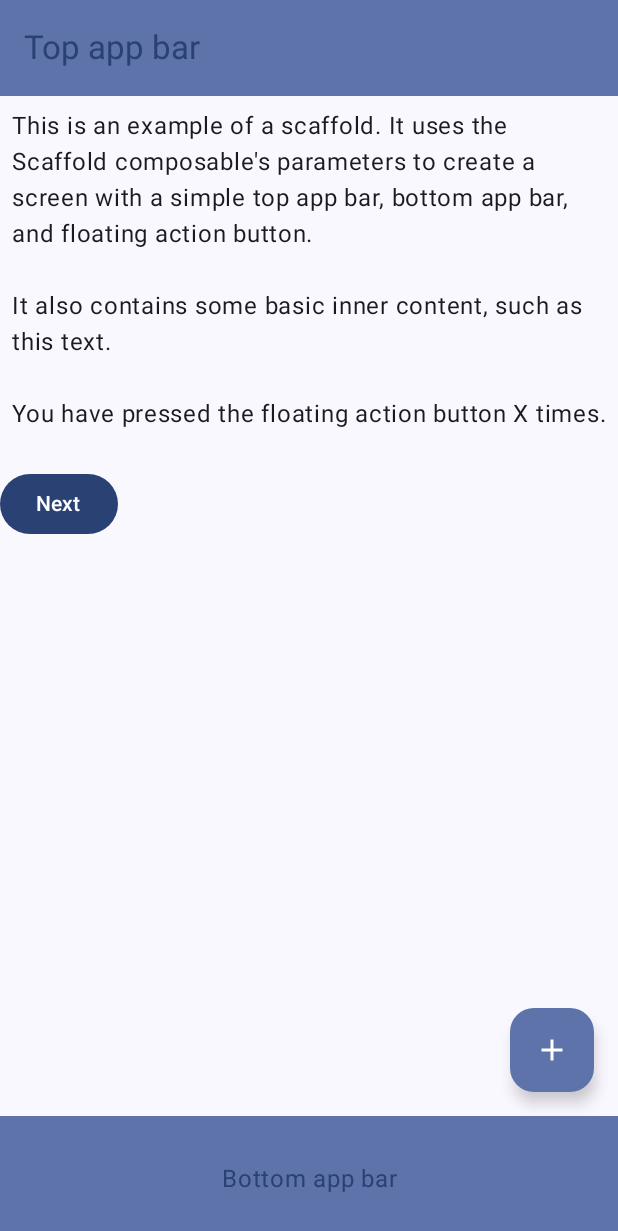
After one commit to bennettandy/FlowerExpert, an Android app built with Jetpack Compose: the PageOne screen opened through its navigation route, on a phone screen of 412 x 824 dp. The commit adds this screen. Shown: the top 1231 px of the screen. Run offline under Robolectric (Android 15) with nearby library versions, the phone set to English and light mode, and no system bars.

Commit message:
added basic navhost

```diff
--- a/app/src/main/java/uk/co/avsoftware/flowerexpert/MainActivity.kt
+++ b/app/src/main/java/uk/co/avsoftware/flowerexpert/MainActivity.kt
@@ -26,9 +26,13 @@ import androidx.compose.runtime.mutableIntStateOf
 import androidx.compose.runtime.remember
 import androidx.compose.runtime.setValue
 import androidx.compose.ui.Modifier
+import androidx.compose.ui.platform.LocalConfiguration
+import androidx.compose.ui.platform.LocalContext
 import androidx.compose.ui.text.style.TextAlign
 import androidx.compose.ui.tooling.preview.Preview
 import androidx.compose.ui.unit.dp
+import androidx.navigation.NavHostController
+import androidx.navigation.compose.rememberNavController
 import uk.co.avsoftware.flowerexpert.ui.home.MainScaffold
 import uk.co.avsoftware.flowerexpert.ui.theme.FlowerExpertTheme
 
@@ -36,17 +40,9 @@ class MainActivity : ComponentActivity() {
     override fun onCreate(savedInstanceState: Bundle?) {
         super.onCreate(savedInstanceState)
         setContent {
+            val navController: NavHostController = rememberNavController()
             FlowerExpertTheme {
-                // A surface container using the 'background' color from the theme
-                MainScaffold() {
-
-                }
-//                Surface(
-//                    modifier = Modifier.fillMaxSize(),
-//                    color = MaterialTheme.colorScheme.background
-//                ) {
-//                    Greeting("Android")
-//                }
+                MainScaffold(navController)
             }
         }
     }
@@ -65,8 +61,6 @@ fun Greeting(name: String, modifier: Modifier = Modifier) {
 @Composable
 fun GreetingPreview() {
     FlowerExpertTheme {
-        MainScaffold {
-
-        }
+        MainScaffold(NavHostController(LocalContext.current))
     }
 }
--- /dev/null
+++ b/app/src/main/java/uk/co/avsoftware/flowerexpert/ui/home/MainBottomBar.kt
@@ -0,0 +1,25 @@
+package uk.co.avsoftware.flowerexpert.ui.home
+
+import androidx.compose.foundation.layout.fillMaxWidth
+import androidx.compose.material3.BottomAppBar
+import androidx.compose.material3.MaterialTheme
+import androidx.compose.material3.Text
+import androidx.compose.runtime.Composable
+import androidx.compose.ui.Modifier
+import androidx.compose.ui.text.style.TextAlign
+import androidx.navigation.NavHostController
+
+@Composable
+fun MainBottomBar(navController: NavHostController, modifier: Modifier = Modifier) {
+    BottomAppBar(
+        containerColor = MaterialTheme.colorScheme.primaryContainer,
+        contentColor = MaterialTheme.colorScheme.primary,
+    ) {
+        Text(
+            modifier = Modifier
+                .fillMaxWidth(),
+            textAlign = TextAlign.Center,
+            text = "Bottom app bar",
+        )
+    }
+}
--- a/app/src/main/java/uk/co/avsoftware/flowerexpert/ui/home/MainScaffold.kt
+++ b/app/src/main/java/uk/co/avsoftware/flowerexpert/ui/home/MainScaffold.kt
@@ -1,81 +1,36 @@
 package uk.co.avsoftware.flowerexpert.ui.home
 
-import androidx.compose.foundation.layout.Arrangement
-import androidx.compose.foundation.layout.Column
-import androidx.compose.foundation.layout.fillMaxWidth
 import androidx.compose.foundation.layout.padding
 import androidx.compose.material.icons.Icons
 import androidx.compose.material.icons.filled.Add
-import androidx.compose.material3.BottomAppBar
-import androidx.compose.material3.ExperimentalMaterial3Api
 import androidx.compose.material3.FloatingActionButton
 import androidx.compose.material3.Icon
-import androidx.compose.material3.MaterialTheme
 import androidx.compose.material3.Scaffold
-import androidx.compose.material3.Text
-import androidx.compose.material3.TopAppBar
-import androidx.compose.material3.TopAppBarDefaults
 import androidx.compose.runtime.Composable
 import androidx.compose.runtime.getValue
 import androidx.compose.runtime.mutableIntStateOf
 import androidx.compose.runtime.remember
 import androidx.compose.runtime.setValue
 import androidx.compose.ui.Modifier
-import androidx.compose.ui.text.style.TextAlign
-import androidx.compose.ui.unit.dp
+import androidx.navigation.NavHostController
+import uk.co.avsoftware.flowerexpert.ui.nav.MainNavHost
 
-@OptIn(ExperimentalMaterial3Api::class)
 @Composable
-fun MainScaffold(content: @Composable () -> Unit = {}) {
+fun MainScaffold(navHostController: NavHostController) {
     var presses by remember { mutableIntStateOf(0) }
 
     Scaffold(
-        topBar = {
-            TopAppBar(
-                colors = TopAppBarDefaults.topAppBarColors(
-                    containerColor = MaterialTheme.colorScheme.primaryContainer,
-                    titleContentColor = MaterialTheme.colorScheme.primary,
-                ),
-                title = {
-                    Text("Top app bar")
-                }
-            )
-        },
-        bottomBar = {
-            BottomAppBar(
-                containerColor = MaterialTheme.colorScheme.primaryContainer,
-                contentColor = MaterialTheme.colorScheme.primary,
-            ) {
-                Text(
-                    modifier = Modifier
-                        .fillMaxWidth(),
-                    textAlign = TextAlign.Center,
-                    text = "Bottom app bar",
-                )
-            }
-        },
+        topBar = { MainTopBar() },
+        bottomBar = { MainBottomBar(navHostController) },
         floatingActionButton = {
             FloatingActionButton(onClick = { presses++ }) {
                 Icon(Icons.Default.Add, contentDescription = "Add")
             }
         }
     ) { innerPadding ->
-        Column(
-            modifier = Modifier
-                .padding(innerPadding),
-            verticalArrangement = Arrangement.spacedBy(16.dp),
-        ) {
-            Text(
-                modifier = Modifier.padding(8.dp),
-                text =
-                """
-                    This is an example of a scaffold. It uses the Scaffold composable's parameters to create a screen with a simple top app bar, bottom app bar, and floating action button.
-
-                    It also contains some basic inner content, such as this text.
-
-                    You have pressed the floating action button $presses times.
-                """.trimIndent(),
-            )
-        }
+        MainNavHost(
+            navHostController = navHostController,
+            modifier = Modifier.padding(innerPadding)
+        )
     }
 }
--- /dev/null
+++ b/app/src/main/java/uk/co/avsoftware/flowerexpert/ui/home/MainTopBar.kt
@@ -0,0 +1,24 @@
+package uk.co.avsoftware.flowerexpert.ui.home
+
+import androidx.compose.material3.ExperimentalMaterial3Api
+import androidx.compose.material3.MaterialTheme
+import androidx.compose.material3.Text
+import androidx.compose.material3.TopAppBar
+import androidx.compose.material3.TopAppBarDefaults
+import androidx.compose.runtime.Composable
+import androidx.compose.ui.Modifier
+
+@OptIn(ExperimentalMaterial3Api::class)
+@Composable
+fun MainTopBar(modifier: Modifier = Modifier) {
+    TopAppBar(
+        modifier = modifier,
+        colors = TopAppBarDefaults.topAppBarColors(
+            containerColor = MaterialTheme.colorScheme.primaryContainer,
+            titleContentColor = MaterialTheme.colorScheme.primary,
+        ),
+        title = {
+            Text("Top app bar")
+        }
+    )
+}
--- /dev/null
+++ b/app/src/main/java/uk/co/avsoftware/flowerexpert/ui/home/PageOne.kt
@@ -0,0 +1,34 @@
+package uk.co.avsoftware.flowerexpert.ui.home
+
+import androidx.compose.foundation.layout.Arrangement
+import androidx.compose.foundation.layout.Column
+import androidx.compose.foundation.layout.padding
+import androidx.compose.material3.Button
+import androidx.compose.material3.Text
+import androidx.compose.runtime.Composable
+import androidx.compose.ui.Modifier
+import androidx.compose.ui.unit.dp
+import androidx.navigation.NavHostController
+
+@Composable
+fun PageOne(navHostController: NavHostController, modifier: Modifier = Modifier){
+    Column(
+        modifier = modifier,
+        verticalArrangement = Arrangement.spacedBy(16.dp),
+    ) {
+        Text(
+            modifier = Modifier.padding(8.dp),
+            text =
+            """
+                    This is an example of a scaffold. It uses the Scaffold composable's parameters to create a screen with a simple top app bar, bottom app bar, and floating action button.
+
+                    It also contains some basic inner content, such as this text.
+
+                    You have pressed the floating action button X times.
+                """.trimIndent(),
+        )
+        Button(onClick = { navHostController.navigate("page_two") }){
+            Text("Next")
+        }
+    }
+}
--- /dev/null
+++ b/app/src/main/java/uk/co/avsoftware/flowerexpert/ui/nav/MainNavHost.kt
@@ -0,0 +1,21 @@
+package uk.co.avsoftware.flowerexpert.ui.nav
+
+import androidx.compose.runtime.Composable
+import androidx.compose.ui.Modifier
+import androidx.navigation.NavHostController
+import androidx.navigation.compose.NavHost
+import androidx.navigation.compose.composable
+import uk.co.avsoftware.flowerexpert.ui.home.PageOne
+import uk.co.avsoftware.flowerexpert.ui.home.PageTwo
+
+@Composable
+fun MainNavHost(navHostController: NavHostController, modifier: Modifier = Modifier) {
+    NavHost(modifier = modifier, navController = navHostController, startDestination = "page_one") {
+        composable("page_one") {
+            PageOne(navHostController)
+        }
+        composable("page_two") {
+            PageTwo(navHostController)
+        }
+    }
+}
```
Also changed, not shown: app/src/main/java/uk/co/avsoftware/flowerexpert/ui/home/PageTwo.kt (added, +33 -0 lines).
